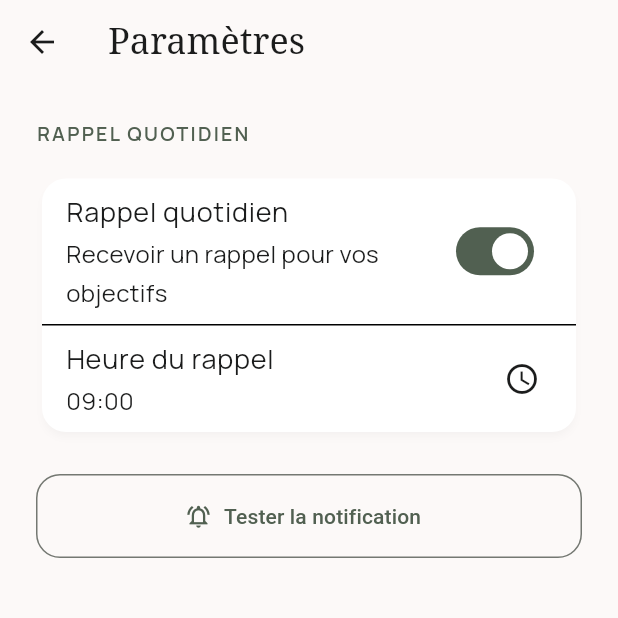
After one commit to noush225/goals, a Flutter app: the SettingsScreen screen opened directly, after a tap on "Rappel quotidien", on a phone screen of 412 x 824 dp, the top half of it. The commit adds this screen. Run offline on Flutter 3.47's test engine with Material 3 defaults, Android fonts, the phone set to English and light mode, and no system bars; our stand-ins replace audio_service, flutter_local_notifications, google_fonts, shared_preferences, sqflite, timezone; accounts and stored records are empty.

Commit message:
add local notif

```diff
--- /dev/null
+++ b/lib/core/notifications/notification_service.dart
@@ -0,0 +1,142 @@
+import 'package:flutter_local_notifications/flutter_local_notifications.dart';
+import 'package:timezone/timezone.dart' as tz;
+import 'package:timezone/data/latest_all.dart' as tz_data;
+import 'package:flutter/material.dart';
+import 'dart:io';
+
+class NotificationService {
+  static final NotificationService _instance = NotificationService._internal();
+  final FlutterLocalNotificationsPlugin _notificationsPlugin = FlutterLocalNotificationsPlugin();
+
+  factory NotificationService() => _instance;
+
+  NotificationService._internal();
+
+  Future<void> initialize() async {
+    tz_data.initializeTimeZones();
+
+    const AndroidInitializationSettings initializationSettingsAndroid =
+        AndroidInitializationSettings('@mipmap/ic_launcher');
+
+    const DarwinInitializationSettings initializationSettingsDarwin =
+        DarwinInitializationSettings(
+      requestAlertPermission: false,
+      requestBadgePermission: false,
+      requestSoundPermission: false,
+    );
+
+    const InitializationSettings initializationSettings = InitializationSettings(
+      android: initializationSettingsAndroid,
+      iOS: initializationSettingsDarwin,
+    );
+
+    await _notificationsPlugin.initialize(
+      initializationSettings,
+      onDidReceiveNotificationResponse: (details) {
+        debugPrint('[NotificationService] Notification clicked: ${details.payload}');
+      },
+    );
+
+    debugPrint('[NotificationService] Initialized');
+  }
+
+  Future<bool> requestPermissions() async {
+    if (Platform.isIOS) {
+      final bool? result = await _notificationsPlugin
+          .resolvePlatformSpecificImplementation<IOSFlutterLocalNotificationsPlugin>()
+          ?.requestPermissions(
+            alert: true,
+            badge: true,
+            sound: true,
+          );
+      debugPrint('[NotificationService] iOS Permissions: $result');
+      return result ?? false;
+    } else if (Platform.isAndroid) {
+      final AndroidFlutterLocalNotificationsPlugin? androidImplementation =
+          _notificationsPlugin.resolvePlatformSpecificImplementation<
+              AndroidFlutterLocalNotificationsPlugin>();
+
+      final bool? grantedNotification = await androidImplementation?.requestNotificationsPermission();
+
+      debugPrint('[NotificationService] Android Permissions: $grantedNotification');
+      return grantedNotification ?? false;
+    }
+    return false;
+  }
+
+  Future<void> scheduleDailyReminder({
+    required int id,
+    required String title,
+    required String body,
+    required TimeOfDay time,
+  }) async {
+    final now = tz.TZDateTime.now(tz.local);
+    var scheduledDate = tz.TZDateTime(
+      tz.local,
+      now.year,
+      now.month,
+      now.day,
+      time.hour,
+      time.minute,
+    );
+
+    if (scheduledDate.isBefore(now)) {
+      scheduledDate = scheduledDate.add(const Duration(days: 1));
+    }
+
+    debugPrint('[NotificationService] Scheduling daily reminder at: $scheduledDate');
+
+    await _notificationsPlugin.zonedSchedule(
+      id,
+      title,
+      body,
+      scheduledDate,
+      const NotificationDetails(
+        android: AndroidNotificationDetails(
+          'daily_reminder_channel',
+          'Daily Reminders',
+          channelDescription: 'Notifications to remind you of your daily goals',
+          importance: Importance.max,
+          priority: Priority.high,
+        ),
+        iOS: DarwinNotificationDetails(),
+      ),
+      androidScheduleMode: AndroidScheduleMode.exactAllowWhileIdle,
+      uiLocalNotificationDateInterpretation: UILocalNotificationDateInterpretation.absoluteTime,
+      matchDateTimeComponents: DateTimeComponents.time,
+    );
+  }
+
+  Future<void> showNotification({
+    required int id,
+    required String title,
+    required String body,
+  }) async {
+    debugPrint('[NotificationService] Showing immediate notification: $id');
+    await _notificationsPlugin.show(
+      id,
+      title,
+      body,
+      const NotificationDetails(
+        android: AndroidNotificationDetails(
+          'test_channel',
+          'Test Notifications',
+          channelDescription: 'Used to test notification system',
+          importance: Importance.max,
+          priority: Priority.high,
+        ),
+        iOS: DarwinNotificationDetails(),
+      ),
+    );
+  }
+
+  Future<void> cancelNotification(int id) async {
+    debugPrint('[NotificationService] Cancelling notification: $id');
+    await _notificationsPlugin.cancel(id);
+  }
+
+  Future<void> cancelAll() async {
+    debugPrint('[NotificationService] Cancelling all notifications');
+    await _notificationsPlugin.cancelAll();
+  }
+}
--- /dev/null
+++ b/lib/features/settings/presentation/providers/settings_provider.dart
@@ -0,0 +1,103 @@
+import 'package:flutter/material.dart';
+import 'package:shared_preferences/shared_preferences.dart';
+import 'package:goals/core/notifications/notification_service.dart';
+import 'package:goals/features/tasks/data/task_repository.dart';
+import 'package:goals/l10n/generated/app_localizations.dart';
+
+class SettingsProvider with ChangeNotifier {
+  final TaskRepository _taskRepository = TaskRepository();
+  final NotificationService _notificationService = NotificationService();
+
+  bool _isReminderEnabled = false;
+  TimeOfDay _reminderTime = const TimeOfDay(hour: 9, minute: 0);
+
+  bool get isReminderEnabled => _isReminderEnabled;
+  TimeOfDay get reminderTime => _reminderTime;
+
+  SettingsProvider() {
+    _loadSettings();
+  }
+
+  Future<void> _loadSettings() async {
+    final prefs = await SharedPreferences.getInstance();
+    _isReminderEnabled = prefs.getBool('reminder_enabled') ?? false;
+    final hour = prefs.getInt('reminder_hour') ?? 9;
+    final minute = prefs.getInt('reminder_minute') ?? 0;
+    _reminderTime = TimeOfDay(hour: hour, minute: minute);
+    notifyListeners();
+  }
+
+  Future<void> toggleReminder(bool value, AppLocalizations l10n) async {
+    _isReminderEnabled = value;
+    final prefs = await SharedPreferences.getInstance();
+    await prefs.setBool('reminder_enabled', value);
+
+    if (_isReminderEnabled) {
+      final granted = await _notificationService.requestPermissions();
+      if (granted) {
+        await updateReminder(l10n);
+      } else {
+        _isReminderEnabled = false;
+        await prefs.setBool('reminder_enabled', false);
+      }
+    } else {
+      await _notificationService.cancelAll();
+    }
+    notifyListeners();
+  }
+
+  Future<void> setReminderTime(TimeOfDay time, AppLocalizations l10n) async {
+    _reminderTime = time;
+    final prefs = await SharedPreferences.getInstance();
+    await prefs.setInt('reminder_hour', time.hour);
+    await prefs.setInt('reminder_minute', time.minute);
+
+    if (_isReminderEnabled) {
+      await updateReminder(l10n);
+    }
+    notifyListeners();
+  }
+
+  /// Checks if there are pending tasks for today and schedules/cancels reminder accordingly.
+  Future<void> updateReminder(AppLocalizations l10n) async {
+    if (!_isReminderEnabled) return;
+
+    final tasks = await _taskRepository.getAllTasks();
+    final now = DateTime.now();
+
+    // Check if there are tasks for "today" (relative to when the reminder would fire)
+    // Actually, we check if there are tasks for the day of the next scheduled reminder.
+
+    final hasTasksForToday = tasks.any((task) =>
+        task.date.year == now.year &&
+        task.date.month == now.month &&
+        task.date.day == now.day);
+
+    if (hasTasksForToday) {
+      debugPrint('[SettingsProvider] Pending tasks found, scheduling reminder');
+      await _notificationService.scheduleDailyReminder(
+        id: 100,
+        title: l10n.reminderTitle,
+        body: l10n.reminderBody,
+        time: _reminderTime,
+      );
+    } else {
+      debugPrint('[SettingsProvider] No pending tasks found for today, cancelling reminder');
+      await _notificationService.cancelNotification(100);
+
+      // If no tasks today, we might want to check for tomorrow if it's already past today's reminder time.
+      // For simplicity, we'll re-run this check whenever tasks change.
+    }
+  }
+
+  Future<void> sendTestNotification(AppLocalizations l10n) async {
+    final granted = await _notificationService.requestPermissions();
+    if (granted) {
+      await _notificationService.showNotification(
+        id: 999,
+        title: 'Test Notification',
+        body: 'This is a test to verify notifications are working.',
+      );
+    }
+  }
+}
--- /dev/null
+++ b/lib/features/settings/presentation/screens/settings_screen.dart
@@ -0,0 +1,78 @@
+import 'package:flutter/material.dart';
+import 'package:provider/provider.dart';
+import 'package:goals/features/settings/presentation/providers/settings_provider.dart';
+import 'package:goals/l10n/generated/app_localizations.dart';
+
+class SettingsScreen extends StatelessWidget {
+  const SettingsScreen({super.key});
+
+  @override
+  Widget build(BuildContext context) {
+    final l10n = AppLocalizations.of(context)!;
+    final theme = Theme.of(context);
+    final settingsProvider = context.watch<SettingsProvider>();
+
+    return Scaffold(
+      appBar: AppBar(
+        title: Text(l10n.settings),
+      ),
+      body: ListView(
+        padding: const EdgeInsets.all(24.0),
+        children: [
+          Text(
+            l10n.dailyReminder.toUpperCase(),
+            style: theme.textTheme.labelSmall?.copyWith(
+              letterSpacing: 1.5,
+              color: theme.colorScheme.primary,
+            ),
+          ),
+          const SizedBox(height: 16),
+          Card(
+            child: Column(
+              children: [
+                SwitchListTile(
+                  title: Text(l10n.dailyReminder),
+                  subtitle: Text(l10n.dailyReminderSubtitle),
+                  value: settingsProvider.isReminderEnabled,
+                  onChanged: (value) =>
+                      settingsProvider.toggleReminder(value, l10n),
+                ),
+                if (settingsProvider.isReminderEnabled) ...[
+                  const Divider(height: 1),
+                  ListTile(
+                    title: Text(l10n.reminderTime),
+                    subtitle: Text(
+                      settingsProvider.reminderTime.format(context),
+                    ),
+                    trailing: const Icon(Icons.access_time),
+                    onTap: () async {
+                      final picked = await showTimePicker(
+                        context: context,
+                        initialTime: settingsProvider.reminderTime,
+                      );
+                      if (picked != null) {
+                        settingsProvider.setReminderTime(picked, l10n);
+                      }
+                    },
+                  ),
+                ],
+              ],
+            ),
+          ),
+          const SizedBox(height: 24),
+          OutlinedButton.icon(
+            onPressed: () => settingsProvider.sendTestNotification(l10n),
+            icon: const Icon(Icons.notifications_active_outlined),
+            label: const Text('Tester la notification'),
+            style: OutlinedButton.styleFrom(
+              minimumSize: const Size(double.infinity, 56),
+              shape: RoundedRectangleBorder(
+                borderRadius: BorderRadius.circular(16),
+              ),
+            ),
+          ),
+        ],
+      ),
+    );
+  }
+}
--- a/lib/l10n/app_fr.arb
+++ b/lib/l10n/app_fr.arb
@@ -50,5 +50,11 @@
         "type": "String"
       }
     }
-  }
+  },
+  "settings": "Paramètres",
+  "dailyReminder": "Rappel quotidien",
+  "dailyReminderSubtitle": "Recevoir un rappel pour vos objectifs",
+  "reminderTime": "Heure du rappel",
+  "reminderTitle": "Il est temps de passer à l'action",
+  "reminderBody": "N'oubliez pas vos objectifs aujourd'hui !"
 }
--- a/pubspec.yaml
+++ b/pubspec.yaml
@@ -22,6 +22,9 @@ dependencies:
   just_audio: ^0.9.42
   audio_session: ^0.1.21
   cupertino_icons: ^1.0.8
+  flutter_local_notifications: ^17.2.2
+  timezone: ^0.9.4
+  shared_preferences: ^2.3.2
 
 dev_dependencies:
   flutter_test:
```
Also changed, not shown: lib/features/tasks/presentation/screens/task_list_screen.dart (+30 -2 lines), lib/l10n/app_en.arb (+7 -1 lines), lib/main.dart (+8 -1 lines), lib/l10n/generated/app_localizations.dart, lib/l10n/generated/app_localizations_en.dart, lib/l10n/generated/app_localizations_fr.dart, 2 other files.
